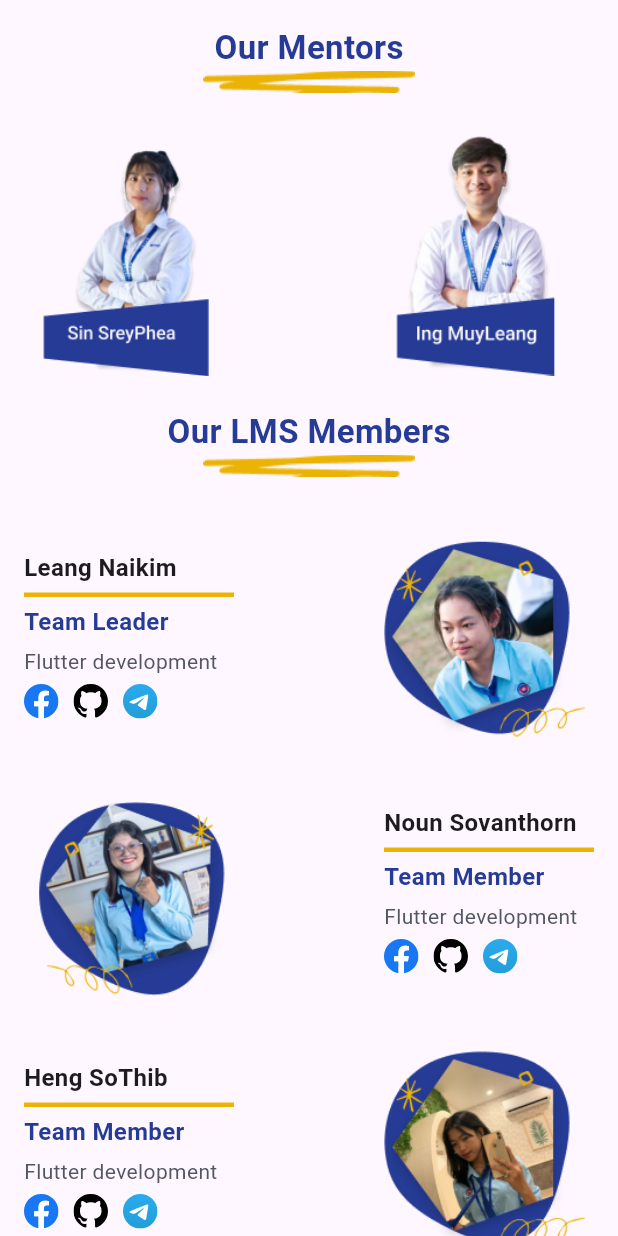
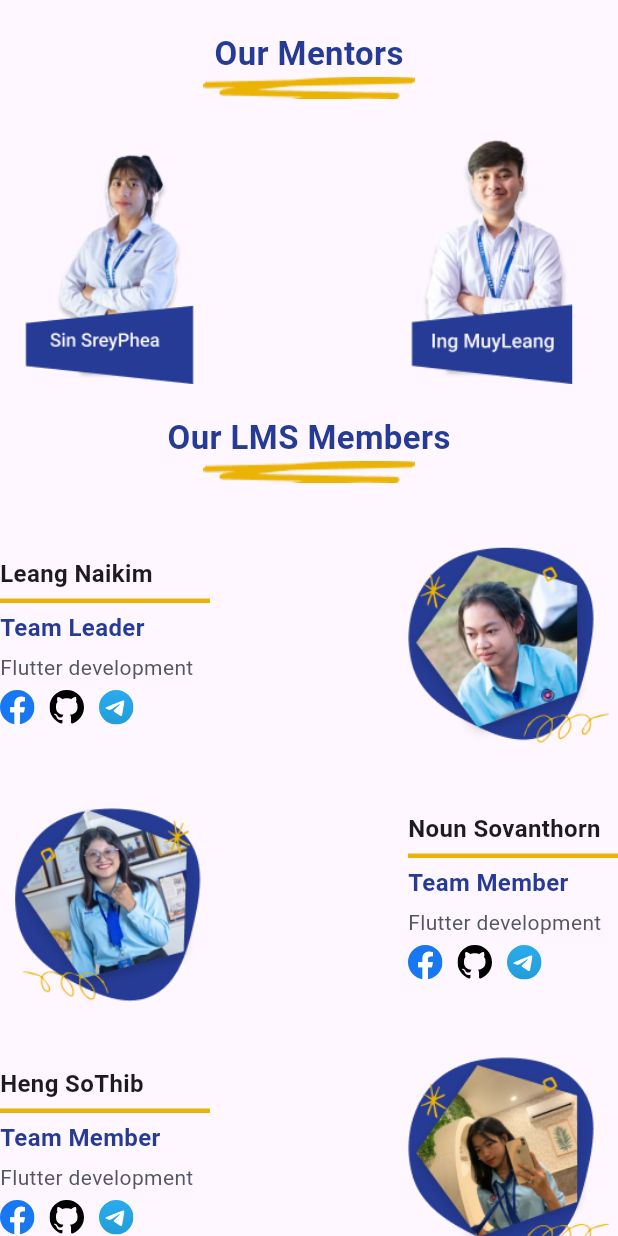
Before and after one commit to iiodinn-team/LMS_Mobile, a Flutter app: the OurTeamScreen screen opened directly, on a phone screen of 412 x 824 dp. Run offline on Flutter 3.47's test engine with Material 3 defaults, Android fonts, the phone set to English and light mode, and no system bars; our stand-ins replace flutter_svg; network calls fail.

Commit message:
change some style

```diff
--- a/lib/main.dart
+++ b/lib/main.dart
@@ -1,5 +1,6 @@
 import 'package:flutter/material.dart';
-import 'package:lms_mobile/view/home.dart'; // Import HomeScreen
+import 'package:lms_mobile/view/home.dart';
+import 'package:lms_mobile/view/screen/splashScreen/splash_screen.dart'; // Import HomeScreen
 
 void main() {
   runApp(MyApp());
@@ -10,7 +11,7 @@ class MyApp extends StatelessWidget {
   Widget build(BuildContext context) {
     return MaterialApp(
       debugShowCheckedModeBanner: false,
-      home: HomeScreen(),
+      home: SplashScreenPage(),
     );
   }
 }
--- a/lib/view/screen/about/about_my_director_screen.dart
+++ b/lib/view/screen/about/about_my_director_screen.dart
@@ -10,7 +10,7 @@ class DirectorScreen extends StatelessWidget {
     return Scaffold(
       body: SingleChildScrollView(
         child: Padding(
-          padding: const EdgeInsets.all(16),
+          padding: const EdgeInsets.only(top: 20),
           child: Column(
             crossAxisAlignment: CrossAxisAlignment.start,
             children: [
--- a/lib/view/screen/about/about_our_team_screen.dart
+++ b/lib/view/screen/about/about_our_team_screen.dart
@@ -10,7 +10,7 @@ class OurTeamScreen extends StatelessWidget {
     return Scaffold(
       body: SingleChildScrollView(
         child: Padding(
-          padding: const EdgeInsets.all(16),
+          padding: const EdgeInsets.only(top: 20),
           child: Column(
             mainAxisAlignment: MainAxisAlignment.center,
             children: [
@@ -26,12 +26,12 @@ class OurTeamScreen extends StatelessWidget {
                 children: [
                   Image.asset(
                     'assets/images/about_our_team2.png',
-                    width: 150,
+                    width: 160,
                     height: 170,
                   ),
                   Image.asset(
                     'assets/images/about_our_team3.png',
-                    width: 150,
+                    width: 160,
                     height: 170,
                   ),
                 ],
--- a/lib/view/screen/about/my_home_about_istad_screen.dart
+++ b/lib/view/screen/about/my_home_about_istad_screen.dart
@@ -21,7 +21,7 @@ class _HomePageState extends State<HomeIstadScreen> {
           crossAxisAlignment: CrossAxisAlignment.start,
           children: [
             Padding(
-              padding: const EdgeInsets.all(16.0),
+              padding: const EdgeInsets.only(top: 20),
               child: Column(
                 children: [
                   _buildFeatureCard(
@@ -34,7 +34,7 @@ class _HomePageState extends State<HomeIstadScreen> {
                     subtitleColor: Colors.white,
                     buttonColor: AppColors.primaryColor99,
                     buttonTextColor: Colors.white,
-                    cardHeight: 150,
+                    cardHeight: 170,
                     borderRadius: 10.0,
                   ),
                   const SizedBox(height: 16),
```
Also changed, not shown: lib/view/home.dart (+6 -3 lines), pubspec.lock.
